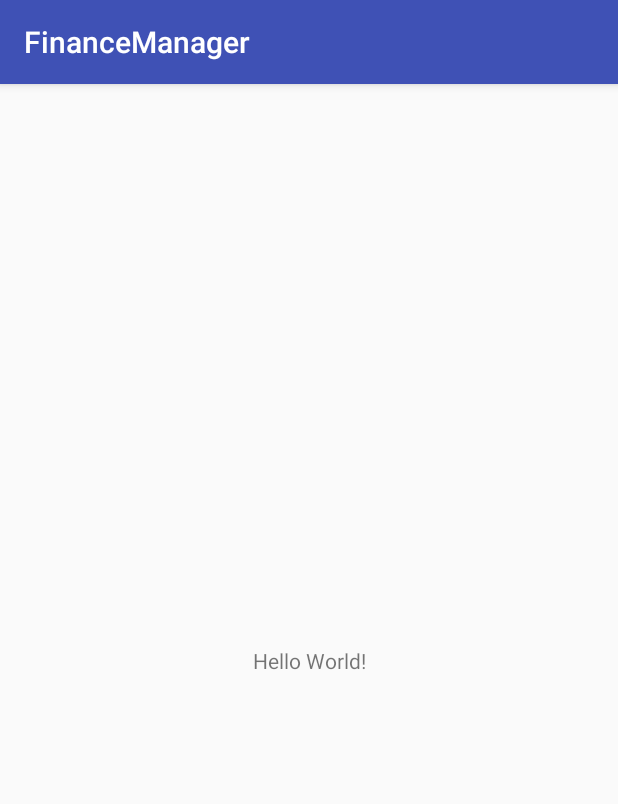
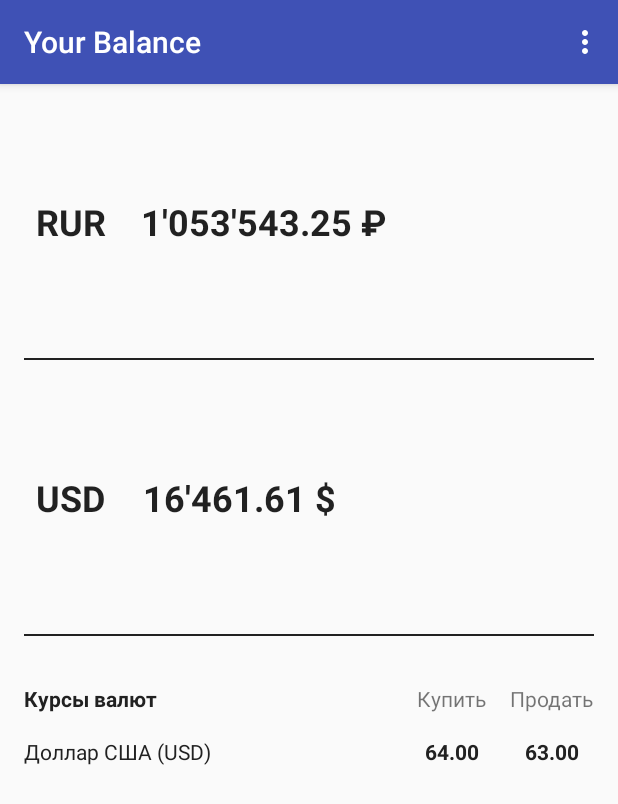
Before and after one commit to sergon146/FinanceManager, an Android app: the screen it shows after launch (MainActivity), on a phone screen of 412 x 824 dp. Shown: the top 804 px of the screen. Run offline under Robolectric (Android 15) with nearby library versions, the phone set to English and light mode, and no system bars; our stand-ins replace ButterKnife.

Commit message:
Balance UI styled

```diff
--- a/app/src/main/java/com/myst3ry/financemanager/MainActivity.java
+++ /dev/null
@@ -1,13 +0,0 @@
-package com.myst3ry.financemanager;
-
-import android.support.v7.app.AppCompatActivity;
-import android.os.Bundle;
-
-public class MainActivity extends AppCompatActivity {
-
-    @Override
-    protected void onCreate(Bundle savedInstanceState) {
-        super.onCreate(savedInstanceState);
-        setContentView(R.layout.activity_main);
-    }
-}
--- /dev/null
+++ b/app/src/main/java/com/myst3ry/financemanager/ui/activity/BaseActivity.java
@@ -0,0 +1,42 @@
+package com.myst3ry.financemanager.ui.activity;
+
+import android.support.annotation.LayoutRes;
+import android.support.annotation.Nullable;
+import android.support.v7.app.AppCompatActivity;
+import android.support.v7.widget.Toolbar;
+import android.widget.Toast;
+
+import com.myst3ry.financemanager.R;
+
+import butterknife.BindView;
+import butterknife.ButterKnife;
+
+abstract class BaseActivity extends AppCompatActivity {
+
+    @Nullable
+    @BindView(R.id.toolbar)
+    Toolbar toolbar;
+
+    @Override
+    public void setContentView(@LayoutRes int layoutResID) {
+        super.setContentView(layoutResID);
+        ButterKnife.bind(this);
+        setupToolbar();
+    }
+
+    private void setupToolbar() {
+        if (toolbar != null) {
+            setSupportActionBar(toolbar);
+        }
+    }
+
+    @SuppressWarnings("unused")
+    protected void showToast(final String message) {
+        Toast.makeText(this, message, Toast.LENGTH_SHORT).show();
+    }
+
+    @SuppressWarnings("unused")
+    protected void showLongToast(final String message) {
+        Toast.makeText(this, message, Toast.LENGTH_LONG).show();
+    }
+}
--- /dev/null
+++ b/app/src/main/java/com/myst3ry/financemanager/ui/activity/MainActivity.java
@@ -0,0 +1,53 @@
+package com.myst3ry.financemanager.ui.activity;
+
+import android.os.Bundle;
+import android.view.Menu;
+import android.view.MenuItem;
+
+import com.myst3ry.financemanager.R;
+import com.myst3ry.financemanager.ui.fragment.BalanceFragment;
+
+public final class MainActivity extends BaseActivity {
+
+    @Override
+    protected void onCreate(Bundle savedInstanceState) {
+        super.onCreate(savedInstanceState);
+        setContentView(R.layout.activity_main);
+        initUI();
+    }
+
+    @Override
+    protected void onResume() {
+        super.onResume();
+        setTitle(getString(R.string.title_main));
+    }
+
+    @Override
+    public boolean onCreateOptionsMenu(Menu menu) {
+        getMenuInflater().inflate(R.menu.menu_main, menu);
+        return true;
+    }
+
+    @Override
+    public boolean onOptionsItemSelected(MenuItem item) {
+        int id = item.getItemId();
+        switch (id) {
+            case R.id.action_settings:
+                //startActivity(SettingsActivity.newIntent(this));
+                return true;
+            case R.id.action_about:
+                //startActivity(AboutActivity.newIntent(this));
+                return true;
+            default:
+                return super.onOptionsItemSelected(item);
+        }
+    }
+
+    private void initUI() {
+        getSupportFragmentManager()
+                .beginTransaction()
+                .replace(R.id.content_frame_main, BalanceFragment.newInstance(), BalanceFragment.TAG)
+                .disallowAddToBackStack()
+                .commit();
+    }
+}
--- /dev/null
+++ b/app/src/main/java/com/myst3ry/financemanager/ui/fragment/BalanceFragment.java
@@ -0,0 +1,32 @@
+package com.myst3ry.financemanager.ui.fragment;
+
+import android.os.Bundle;
+import android.support.annotation.NonNull;
+import android.support.annotation.Nullable;
+import android.view.LayoutInflater;
+import android.view.View;
+import android.view.ViewGroup;
+
+import com.myst3ry.financemanager.R;
+
+public final class BalanceFragment extends BaseFragment {
+
+    public static final String TAG = BalanceFragment.class.getSimpleName();
+
+    public static BalanceFragment newInstance() {
+        final BalanceFragment fragment = new BalanceFragment();
+        final Bundle args = new Bundle();
+        fragment.setArguments(args);
+        return fragment;
+    }
+
+    @Override
+    public void onCreate(@Nullable Bundle savedInstanceState) {
+        super.onCreate(savedInstanceState);
+    }
+
+    @Override
+    public View onCreateView(@NonNull LayoutInflater inflater, ViewGroup container, Bundle savedInstanceState) {
+        return inflater.inflate(R.layout.fragment_balance, container, false);
+    }
+}
--- /dev/null
+++ b/app/src/main/java/com/myst3ry/financemanager/ui/fragment/BaseFragment.java
@@ -0,0 +1,27 @@
+package com.myst3ry.financemanager.ui.fragment;
+
+import android.os.Bundle;
+import android.support.annotation.NonNull;
+import android.support.annotation.Nullable;
+import android.support.v4.app.Fragment;
+import android.view.View;
+
+import butterknife.ButterKnife;
+import butterknife.Unbinder;
+
+abstract class BaseFragment extends Fragment {
+
+    private Unbinder unbinder;
+
+    @Override
+    public void onViewCreated(@NonNull View view, @Nullable Bundle savedInstanceState) {
+        super.onViewCreated(view, savedInstanceState);
+        unbinder = ButterKnife.bind(this, view);
+    }
+
+    @Override
+    public void onDestroyView() {
+        super.onDestroyView();
+        unbinder.unbind();
+    }
+}
--- a/app/src/main/res/layout/activity_main.xml
+++ b/app/src/main/res/layout/activity_main.xml
@@ -1,18 +1,18 @@
 <?xml version="1.0" encoding="utf-8"?>
-<android.support.constraint.ConstraintLayout xmlns:android="http://schemas.android.com/apk/res/android"
+<android.support.design.widget.CoordinatorLayout xmlns:android="http://schemas.android.com/apk/res/android"
     xmlns:app="http://schemas.android.com/apk/res-auto"
     xmlns:tools="http://schemas.android.com/tools"
     android:layout_width="match_parent"
     android:layout_height="match_parent"
-    tools:context=".MainActivity">
+    android:fitsSystemWindows="true"
+    tools:context=".ui.activity.MainActivity">
 
-    <TextView
-        android:layout_width="wrap_content"
-        android:layout_height="wrap_content"
-        android:text="Hello World!"
-        app:layout_constraintBottom_toBottomOf="parent"
-        app:layout_constraintLeft_toLeftOf="parent"
-        app:layout_constraintRight_toRightOf="parent"
-        app:layout_constraintTop_toTopOf="parent" />
+    <include layout="@layout/app_bar_toolbar" />
 
-</android.support.constraint.ConstraintLayout>
+    <FrameLayout
+        android:id="@+id/content_frame_main"
+        android:layout_width="match_parent"
+        android:layout_height="match_parent"
+        app:layout_behavior="@string/appbar_scrolling_view_behavior" />
+
+</android.support.design.widget.CoordinatorLayout>
--- /dev/null
+++ b/app/src/main/res/layout/app_bar_toolbar.xml
@@ -0,0 +1,14 @@
+<?xml version="1.0" encoding="utf-8"?>
+<android.support.design.widget.AppBarLayout xmlns:android="http://schemas.android.com/apk/res/android"
+    android:id="@+id/app_bar"
+    android:layout_width="match_parent"
+    android:layout_height="wrap_content">
+
+    <android.support.v7.widget.Toolbar
+        android:id="@+id/toolbar"
+        android:layout_width="match_parent"
+        android:layout_height="?attr/actionBarSize"
+        android:background="@color/color_primary"
+        android:theme="@style/ThemeOverlay.AppCompat.Dark.ActionBar" />
+
+</android.support.design.widget.AppBarLayout>
--- /dev/null
+++ b/app/src/main/res/layout/fragment_balance.xml
@@ -0,0 +1,167 @@
+<?xml version="1.0" encoding="utf-8"?>
+<android.support.constraint.ConstraintLayout xmlns:android="http://schemas.android.com/apk/res/android"
+    xmlns:app="http://schemas.android.com/apk/res-auto"
+    xmlns:tools="http://schemas.android.com/tools"
+    android:layout_width="match_parent"
+    android:layout_height="match_parent"
+    tools:context=".ui.fragment.BalanceFragment">
+
+    <TextView
+        android:id="@+id/tv_rur"
+        android:layout_width="wrap_content"
+        android:layout_height="wrap_content"
+        android:layout_margin="@dimen/margin_half"
+        android:text="@string/text_currency_rur"
+        android:textAppearance="@style/TextAppearance.AppCompat.Headline"
+        android:textStyle="bold"
+        app:layout_constraintBottom_toTopOf="@+id/div1"
+        app:layout_constraintStart_toStartOf="@+id/div1"
+        app:layout_constraintTop_toTopOf="parent" />
+
+    <TextView
+        android:id="@+id/tv_usd"
+        android:layout_width="wrap_content"
+        android:layout_height="wrap_content"
+        android:layout_margin="@dimen/margin_half"
+        android:text="@string/text_currency_usd"
+        android:textAlignment="textEnd"
+        android:textAppearance="@style/TextAppearance.AppCompat.Headline"
+        android:textStyle="bold"
+        app:layout_constraintBottom_toTopOf="@+id/div2"
+        app:layout_constraintStart_toStartOf="@+id/div2"
+        app:layout_constraintTop_toBottomOf="@+id/div1" />
+
+    <View
+        android:id="@+id/div1"
+        android:layout_width="match_parent"
+        android:layout_height="@dimen/div_height"
+        android:layout_margin="@dimen/margin_standard"
+        android:background="@color/color_main_text"
+        app:layout_constraintBottom_toTopOf="@+id/div2"
+        app:layout_constraintEnd_toEndOf="parent"
+        app:layout_constraintHorizontal_bias="0.5"
+        app:layout_constraintStart_toStartOf="parent"
+        app:layout_constraintTop_toTopOf="parent" />
+
+    <View
+        android:id="@+id/div2"
+        android:layout_width="match_parent"
+        android:layout_height="@dimen/div_height"
+        android:layout_margin="@dimen/margin_standard"
+        android:background="@color/color_main_text"
+        app:layout_constraintBottom_toTopOf="@+id/guideline"
+        app:layout_constraintEnd_toEndOf="parent"
+        app:layout_constraintHorizontal_bias="0.5"
+        app:layout_constraintStart_toStartOf="parent" />
+
+    <android.support.constraint.Guideline
+        android:id="@+id/guideline"
+        android:layout_width="wrap_content"
+        android:layout_height="wrap_content"
+        android:orientation="horizontal"
+        app:layout_constraintGuide_percent="0.5" />
+
+    <TextView
+        android:id="@+id/tv_rur_balance"
+        android:layout_width="wrap_content"
+        android:layout_height="wrap_content"
+        android:layout_margin="@dimen/margin_standard"
+        android:text="@string/text_rur_balance"
+        android:textAppearance="@style/TextAppearance.AppCompat.Headline"
+        android:textStyle="bold"
+        app:layout_constraintBaseline_toBaselineOf="@id/tv_rur"
+        app:layout_constraintBottom_toBottomOf="@+id/tv_rur"
+        app:layout_constraintEnd_toEndOf="parent"
+        app:layout_constraintHorizontal_bias="0.05"
+        app:layout_constraintStart_toEndOf="@+id/tv_rur"
+        app:layout_constraintTop_toTopOf="@+id/tv_rur" />
+
+    <TextView
+        android:id="@+id/tv_usd_balance"
+        android:layout_width="wrap_content"
+        android:layout_height="wrap_content"
+        android:layout_margin="@dimen/margin_standard"
+        android:text="@string/text_usd_balance"
+        android:textAppearance="@style/TextAppearance.AppCompat.Headline"
+        android:textStyle="bold"
+        app:layout_constraintBaseline_toBaselineOf="@id/tv_usd"
+        app:layout_constraintBottom_toBottomOf="@+id/tv_usd"
+        app:layout_constraintEnd_toEndOf="parent"
+        app:layout_constraintHorizontal_bias="0.05"
+        app:layout_constraintStart_toEndOf="@+id/tv_usd"
+        app:layout_constraintTop_toTopOf="@+id/tv_usd" />
+
+    <TextView
+        android:id="@+id/tv_exchange_rates_title"
+        android:layout_width="wrap_content"
+        android:layout_height="wrap_content"
+        android:layout_margin="@dimen/margin_standard"
+        android:text="@string/text_exchange_rates_title"
+        android:textColor="@color/color_main_text"
+        android:textStyle="bold"
+        app:layout_constraintStart_toStartOf="parent"
+        app:layout_constraintTop_toTopOf="@+id/guideline" />
+
+    <TextView
+        android:id="@+id/tv_buy_title"
+        android:layout_width="wrap_content"
+        android:layout_height="wrap_content"
+        android:layout_margin="@dimen/margin_standard"
+        android:text="@string/text_buy_title"
+        app:layout_constraintBaseline_toBaselineOf="@id/tv_exchange_rates_title"
+        app:layout_constraintEnd_toStartOf="@+id/tv_sell_title"
+        app:layout_constraintTop_toTopOf="@+id/guideline" />
+
+    <TextView
+        android:id="@+id/tv_sell_title"
+        android:layout_width="wrap_content"
+        android:layout_height="wrap_content"
+        android:layout_margin="@dimen/margin_standard"
+
+        android:text="@string/text_sell_title"
+        app:layout_constraintBaseline_toBaselineOf="@id/tv_exchange_rates_title"
+        app:layout_constraintEnd_toEndOf="parent"
+        app:layout_constraintTop_toTopOf="@+id/guideline" />
+
+    <TextView
+        android:id="@+id/tv_exchange_usd"
+        android:layout_width="wrap_content"
+        android:layout_height="wrap_content"
+        android:layout_margin="@dimen/margin_standard"
+        android:text="@string/usd_exchange_rate"
+        android:textAppearance="@style/TextAppearance.AppCompat.Small"
+        android:textColor="@color/color_main_text"
+        app:layout_constraintStart_toStartOf="parent"
+        app:layout_constraintTop_toBottomOf="@+id/tv_exchange_rates_title" />
+
+    <TextView
+        android:id="@+id/tv_buy_usd"
+        android:layout_width="wrap_content"
+        android:layout_height="wrap_content"
+        android:layout_marginEnd="@dimen/margin_half"
+        android:layout_marginStart="@dimen/margin_half"
+        android:layout_marginTop="@dimen/margin_standard"
+        android:text="@string/rate_usd_buy"
+        android:textStyle="bold"
+        android:textColor="@color/color_main_text"
+        app:layout_constraintBaseline_toBaselineOf="@id/tv_exchange_usd"
+        app:layout_constraintEnd_toEndOf="@+id/tv_buy_title"
+        app:layout_constraintStart_toStartOf="@+id/tv_buy_title"
+        app:layout_constraintTop_toBottomOf="@+id/tv_buy_title" />
+
+    <TextView
+        android:id="@+id/tv_sell_usd"
+        android:layout_width="wrap_content"
+        android:layout_height="wrap_content"
+        android:layout_marginEnd="@dimen/margin_half"
+        android:layout_marginStart="@dimen/margin_half"
+        android:layout_marginTop="@dimen/margin_standard"
+        android:text="@string/rate_usd_sell"
+        android:textStyle="bold"
+        android:textColor="@color/color_main_text"
+        app:layout_constraintBaseline_toBaselineOf="@id/tv_exchange_usd"
+        app:layout_constraintEnd_toEndOf="@+id/tv_sell_title"
+        app:layout_constraintStart_toStartOf="@+id/tv_sell_title"
+        app:layout_constraintTop_toBottomOf="@+id/tv_sell_title" />
+
+</android.support.constraint.ConstraintLayout>
--- /dev/null
+++ b/app/src/main/res/menu/menu_main.xml
@@ -0,0 +1,17 @@
+<?xml version="1.0" encoding="utf-8"?>
+<menu xmlns:android="http://schemas.android.com/apk/res/android"
+    xmlns:app="http://schemas.android.com/apk/res-auto">
+
+    <item
+        android:id="@+id/action_settings"
+        android:orderInCategory="99"
+        android:title="@string/title_settings"
+        app:showAsAction="never" />
+
+    <item
+        android:id="@+id/action_about"
+        android:orderInCategory="100"
+        android:title="@string/title_about"
+        app:showAsAction="never" />
+
+</menu>
--- a/app/src/main/res/values/colors.xml
+++ b/app/src/main/res/values/colors.xml
@@ -1,6 +1,8 @@
 <?xml version="1.0" encoding="utf-8"?>
 <resources>
-    <color name="colorPrimary">#3F51B5</color>
-    <color name="colorPrimaryDark">#303F9F</color>
-    <color name="colorAccent">#FF4081</color>
+    <color name="color_primary">#3F51B5</color>
+    <color name="color_primary_dark">#303F9F</color>
+    <color name="color_accent">#FF4081</color>
+
+    <color name="color_main_text">#212121</color>
 </resources>
--- /dev/null
+++ b/app/src/main/res/values/dimens.xml
@@ -0,0 +1,11 @@
+<?xml version="1.0" encoding="utf-8"?>
+<resources>
+
+    <dimen name="padding_standard">16dp</dimen>
+
+    <dimen name="margin_standard">16dp</dimen>
+    <dimen name="margin_double">32dp</dimen>
+    <dimen name="margin_half">8dp</dimen>
+
+    <dimen name="div_height">1dp</dimen>
+</resources>
--- a/app/src/main/res/values/strings.xml
+++ b/app/src/main/res/values/strings.xml
@@ -1,3 +1,21 @@
 <resources>
     <string name="app_name">FinanceManager</string>
+
+    <!--Titles-->
+    <string name="title_main">Your Balance</string>
+    <string name="title_settings">Settings</string>
+    <string name="title_about">About</string>
+
+    <!--Balance-->
+    <string name="text_currency_usd">USD</string>
+    <string name="text_currency_rur">RUR</string>
+    <string name="rate_usd_sell">63.00</string>
+    <string name="rate_usd_buy">64.00</string>
+    <string name="usd_exchange_rate">Доллар США (USD)</string>
+    <string name="text_sell_title">Продать</string>
+    <string name="text_buy_title">Купить</string>
+    <string name="text_exchange_rates_title">Курсы валют</string>
+    <string name="text_usd_balance">16\'461.61 $</string>
+    <string name="text_rur_balance">1\'053\'543.25 ₽</string>
+
 </resources>
--- a/app/src/main/res/values/styles.xml
+++ b/app/src/main/res/values/styles.xml
@@ -1,11 +1,9 @@
 <resources>
 
-    <!-- Base application theme. -->
-    <style name="AppTheme" parent="Theme.AppCompat.Light.DarkActionBar">
-        <!-- Customize your theme here. -->
-        <item name="colorPrimary">@color/colorPrimary</item>
-        <item name="colorPrimaryDark">@color/colorPrimaryDark</item>
-        <item name="colorAccent">@color/colorAccent</item>
+    <style name="AppTheme.Toolbar" parent="Theme.AppCompat.Light.NoActionBar">
+        <item name="colorPrimary">@color/color_primary</item>
+        <item name="colorPrimaryDark">@color/color_primary_dark</item>
+        <item name="colorAccent">@color/color_accent</item>
     </style>
 
 </resources>
```
Also changed, not shown: app/build.gradle (+21 -5 lines), app/src/main/AndroidManifest.xml (+3 -4 lines), build.gradle (+11 -1 lines).
